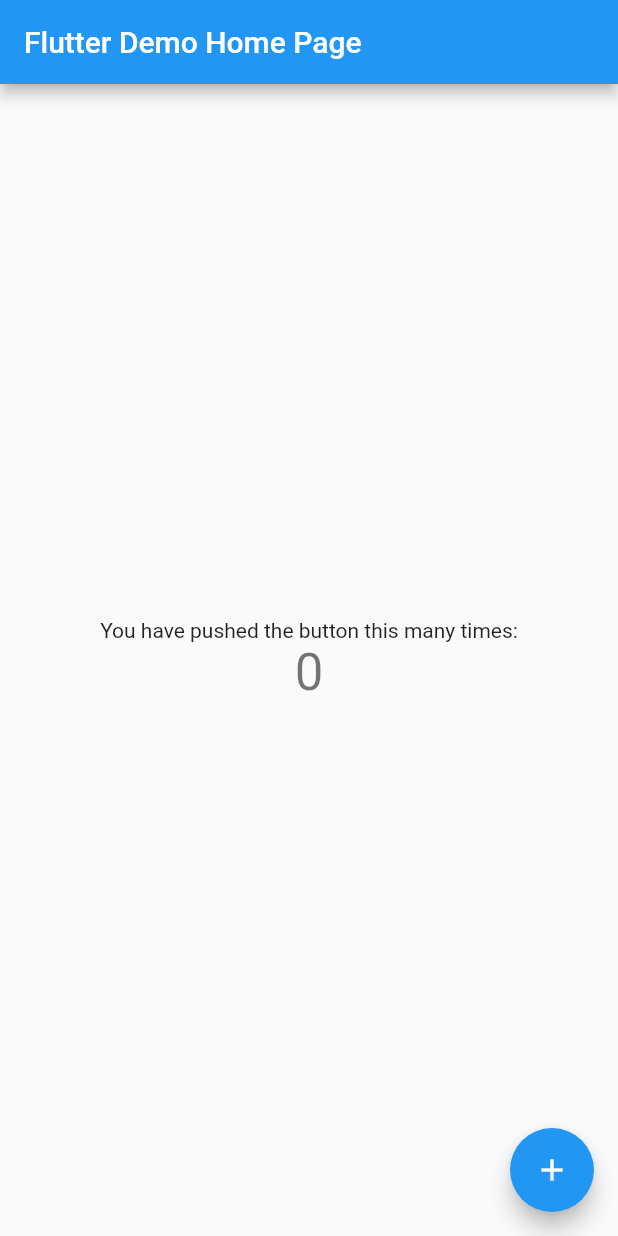
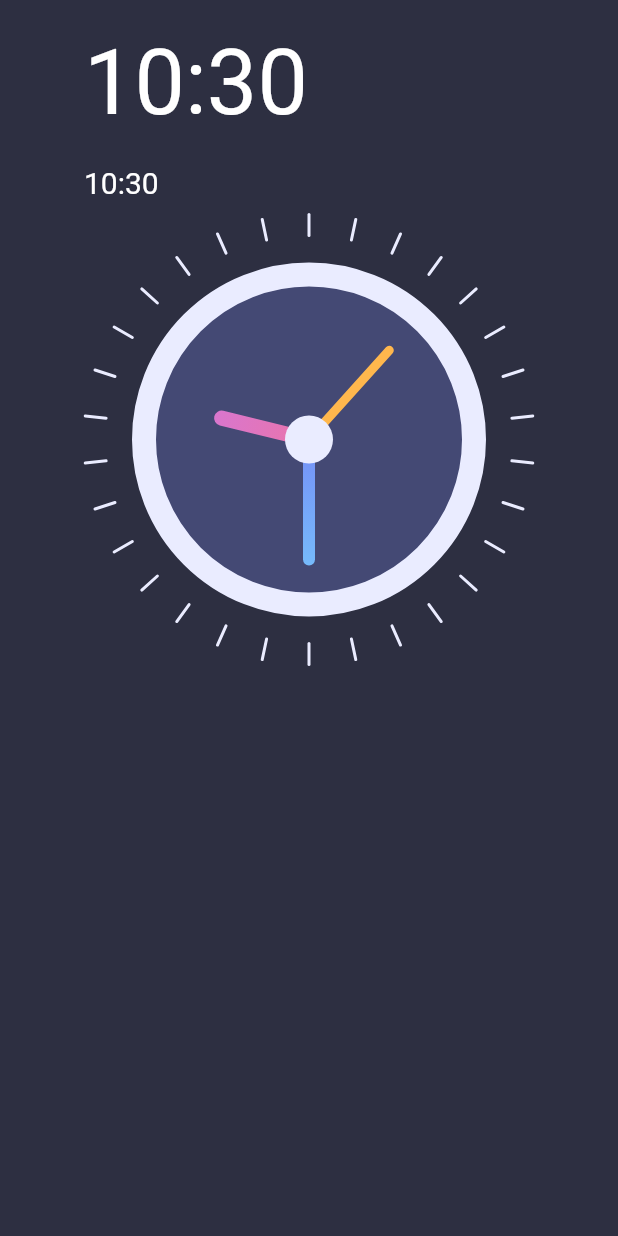
Before and after one commit to Shantonu8/alarm-app, a Flutter app: the screen it shows after launch, on a phone screen of 412 x 824 dp. Run offline on Flutter 3.47's test engine with Material 2 defaults, Android fonts, the light colour scheme and no system bars.

Commit message:
Clock UI and Functionality

```diff
--- /dev/null
+++ b/lib/clock_view.dart
@@ -0,0 +1,130 @@
+import 'dart:async';
+import 'dart:math';
+
+import 'package:flutter/material.dart';
+
+class ClockView extends StatefulWidget {
+  const ClockView({Key? key}) : super(key: key);
+
+  @override
+  _ClockViewState createState() => _ClockViewState();
+}
+
+class _ClockViewState extends State<ClockView> {
+  @override
+  void initState() {
+    Timer.periodic(Duration(seconds: 1), (timer){
+      setState(() {
+
+      });
+    });
+    super.initState();
+  }
+
+
+
+  @override
+  Widget build(BuildContext context) {
+    return Container(
+      width:  300,
+      height: 300,
+      child: Transform.rotate(
+        angle: -pi/2,
+        child: CustomPaint(
+          painter: ClockPainter(),
+        ),
+      ),
+    );
+  }
+}
+
+
+
+class ClockPainter extends CustomPainter {
+
+  var dateTime = DateTime.now();
+
+  @override
+  void paint(Canvas canvas, Size size) {
+    var centerX = size.width/2;
+    var centerY = size.height/2;
+    var center = Offset(centerX, centerY);
+    var radius = min(centerX, centerY);
+
+    var fillBrush = Paint()
+    ..color = Color(0xFF444974);
+
+    var outlineBrush = Paint()
+      ..color = Color(0xFFEAECFF)
+      ..strokeWidth = 16
+      ..style = PaintingStyle.stroke;
+
+    var centerFillBrush = Paint()
+      ..color = Color(0xFFEAECFF);
+
+    var secHandBrush = Paint()
+    ..color = Colors.orange.shade300
+    ..style = PaintingStyle.stroke
+      ..strokeCap = StrokeCap.round
+    ..strokeWidth = 6
+    ;
+
+    var minHandBrush = Paint()
+      ..shader = RadialGradient(colors: [Color(0xFF758EF6), Color(0xFF77DDFF)]).createShader(Rect.fromCircle(center: center, radius: radius))
+      ..style = PaintingStyle.stroke
+      ..strokeCap = StrokeCap.round
+      ..strokeWidth = 8
+    ;
+    var hourHandBrush = Paint()
+      ..shader = RadialGradient(colors: [Color(0XFFEA74AB), Color(0xFFc279fb)]).createShader(Rect.fromCircle(center: center, radius: radius))
+      ..style = PaintingStyle.stroke
+      ..strokeCap = StrokeCap.round
+      ..strokeWidth = 10
+    ;
+
+    var dashBrush = Paint()
+      ..color = Color(0xFFEAECFF)
+      ..style = PaintingStyle.stroke
+      ..strokeCap = StrokeCap.round
+      ..strokeWidth = 2
+    ;
+
+    canvas.drawCircle(center, radius - 40, fillBrush);
+    canvas.drawCircle(center, radius - 40 , outlineBrush);
+
+    var hourHandX = centerX + 60 * cos(dateTime.hour * 30 + dateTime.minute* 0.5 *pi/180);
+    var hourHandY = centerX + 60 * sin(dateTime.hour * 30 +  dateTime.minute * 0.5* pi/180);
+    canvas.drawLine(center, Offset(hourHandX,hourHandY), hourHandBrush);
+
+
+    var minHandX = centerX + 80 * cos(dateTime.minute * 6 * pi/180);
+    var minHandY = centerX + 80 * sin(dateTime.minute * 6 * pi/180);
+    canvas.drawLine(center, Offset(minHandX,minHandY), minHandBrush);
+
+    var secHandX = centerX + 80 * cos(dateTime.second * 6 * pi/180);
+    var secHandY = centerX + 80 * sin(dateTime.second * 6 * pi/180);
+    canvas.drawLine(center, Offset(secHandX, secHandY), secHandBrush);
+
+    canvas.drawCircle(center, 16, centerFillBrush);
+
+    var outerCircleRadius = radius;
+    var innerCircleRadius = radius - 14;
+    for (double i = 0; i < 360; i = i + 12){
+      var x1 = centerX + outerCircleRadius * cos(i*pi/180);
+      var y1 = centerX + outerCircleRadius * sin(i * pi/180);
+
+      var x2 = centerX + innerCircleRadius * cos(i * pi/180);
+      var y2 = centerX + innerCircleRadius * sin(i * pi/180);
+
+
+      canvas.drawLine(Offset(x1, y1), Offset(x2, y2), dashBrush);
+    }
+
+  }
+
+  @override
+  bool shouldRepaint( CustomPainter oldDelegate) {
+    return true;
+  }
+
+}
--- /dev/null
+++ b/lib/homepage.dart
@@ -0,0 +1,82 @@
+import 'package:flutter/material.dart';
+import 'package:weather_alarm_app/clock_view.dart';
+
+
+class HomePage extends StatelessWidget {
+
+  const HomePage({Key? key}) : super(key: key);
+  @override
+  Widget build(BuildContext context) {
+
+    var now = DateTime.now();
+    var nowMinute = now.minute.toString();
+    var nowHour = now.hour.toString();
+    var nowDate = now.day.toString();
+    var nowDay = now.weekday;
+
+    // for  (int i  = 0; i < 100; i += 1 ){
+    //   print(now);
+    //   print(nowMinute)
+    // }
+//TODO: Find a way to determine the day from the day of the week and create a new variable to save it
+    void _determineDay(){
+      if (nowDay == 1) {
+
+      }
+      if (nowDay == 2) {
+
+      }
+      if (nowDay == 3) {
+
+      }
+      if (nowDay == 4) {
+
+      }
+      if (nowDay == 5) {
+
+      }
+      if (nowDay == 6) {
+
+      }
+      if (nowDay == 7) {
+
+      }
+    }
+
+    return Scaffold(
+      backgroundColor: Color(0xFF2D2F41),
+      body: Container(
+        alignment: Alignment.center,
+        color: Color(0xFF2D2F41),
+        child: Column(
+          crossAxisAlignment: CrossAxisAlignment.start,
+          mainAxisAlignment: MainAxisAlignment.start,
+          children: [
+            Padding(
+              padding: const EdgeInsets.symmetric(vertical: 20.0),
+              child: Text(
+                nowHour + ":" + nowMinute,
+                style: TextStyle(
+                  fontSize: 60,
+                  color:  Colors.white
+                ),
+              ),
+            ),
+            Padding(
+              padding: const EdgeInsets.only(bottom: 10.0),
+              child: Text(
+                nowHour + ":" + nowMinute,
+                style: TextStyle(
+                    fontSize: 20,
+                    color:  Colors.white
+                ),
+              ),
+            ),
+
+            ClockView(),
+          ],
+        ),
+      ),
+    );
+  }
+}
--- a/lib/main.dart
+++ b/lib/main.dart
@@ -1,4 +1,5 @@
 import 'package:flutter/material.dart';
+import 'homepage.dart';
 
 void main() {
   runApp(MyApp());
@@ -11,103 +12,9 @@
     return MaterialApp(
       title: 'Flutter Demo',
       theme: ThemeData(
-        // This is the theme of your application.
-        //
-        // Try running your application with "flutter run". You'll see the
-        // application has a blue toolbar. Then, without quitting the app, try
-        // changing the primarySwatch below to Colors.green and then invoke
-        // "hot reload" (press "r" in the console where you ran "flutter run",
-        // or simply save your changes to "hot reload" in a Flutter IDE).
-        // Notice that the counter didn't reset back to zero; the application
-        // is not restarted.
         primarySwatch: Colors.blue,
       ),
-      home: MyHomePage(title: 'Flutter Demo Home Page'),
+      home: HomePage(),
     );
   }
 }
-
-class MyHomePage extends StatefulWidget {
-  MyHomePage({Key? key, required this.title}) : super(key: key);
-
-  // This widget is the home page of your application. It is stateful, meaning
-  // that it has a State object (defined below) that contains fields that affect
-  // how it looks.
-
-  // This class is the configuration for the state. It holds the values (in this
-  // case the title) provided by the parent (in this case the App widget) and
-  // used by the build method of the State. Fields in a Widget subclass are
-  // always marked "final".
-
-  final String title;
-
-  @override
-  _MyHomePageState createState() => _MyHomePageState();
-}
-
-class _MyHomePageState extends State<MyHomePage> {
-  int _counter = 0;
-
-  void _incrementCounter() {
-    setState(() {
-      // This call to setState tells the Flutter framework that something has
-      // changed in this State, which causes it to rerun the build method below
-      // so that the display can reflect the updated values. If we changed
-      // _counter without calling setState(), then the build method would not be
-      // called again, and so nothing would appear to happen.
-      _counter++;
-    });
-  }
-
-  @override
-  Widget build(BuildContext context) {
-    // This method is rerun every time setState is called, for instance as done
-    // by the _incrementCounter method above.
-    //
-    // The Flutter framework has been optimized to make rerunning build methods
-    // fast, so that you can just rebuild anything that needs updating rather
-    // than having to individually change instances of widgets.
-    return Scaffold(
-      appBar: AppBar(
-        // Here we take the value from the MyHomePage object that was created by
-        // the App.build method, and use it to set our appbar title.
-        title: Text(widget.title),
-      ),
-      body: Center(
-        // Center is a layout widget. It takes a single child and positions it
-        // in the middle of the parent.
-        child: Column(
-          // Column is also a layout widget. It takes a list of children and
-          // arranges them vertically. By default, it sizes itself to fit its
-          // children horizontally, and tries to be as tall as its parent.
-          //
-          // Invoke "debug painting" (press "p" in the console, choose the
-          // "Toggle Debug Paint" action from the Flutter Inspector in Android
-          // Studio, or the "Toggle Debug Paint" command in Visual Studio Code)
-          // to see the wireframe for each widget.
-          //
-          // Column has various properties to control how it sizes itself and
-          // how it positions its children. Here we use mainAxisAlignment to
-          // center the children vertically; the main axis here is the vertical
-          // axis because Columns are vertical (the cross axis would be
-          // horizontal).
-          mainAxisAlignment: MainAxisAlignment.center,
-          children: <Widget>[
-            Text(
-              'You have pushed the button this many times:',
-            ),
-            Text(
-              '$_counter',
-              style: Theme.of(context).textTheme.headline4,
-            ),
-          ],
-        ),
-      ),
-      floatingActionButton: FloatingActionButton(
-        onPressed: _incrementCounter,
-        tooltip: 'Increment',
-        child: Icon(Icons.add),
-      ), // This trailing comma makes auto-formatting nicer for build methods.
-    );
-  }
-}
```
Also changed, not shown: pubspec.yaml (+0 -53 lines).
